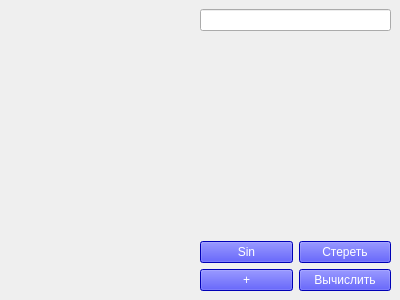
Before: the Qt Designer form polyakova_kp/design.ui in kseniaa1/ui-test, drawn with Qt 5.
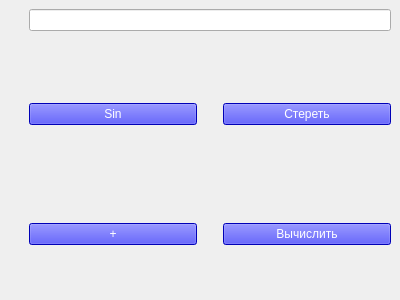
After: the same form once the commit is applied.

What changed in the file:
```diff
--- a/polyakova_kp/design.ui
+++ b/polyakova_kp/design.ui
@@ -15,12 +15,12 @@
     <item>
      <spacer name="horizontalSpacer">
       <property name="orientation">
-       <enum>Qt::Horizontal</enum>
+       <enum>Qt::Vertical</enum>
       </property>
       <property name="sizeHint" stdset="0">
        <size>
-        <width>40</width>
-        <height>20</height>
+        <width>20</width>
+        <height>40</height>
        </size>
       </property>
      </spacer>
@@ -49,6 +49,19 @@
           </property>
          </widget>
         </item>
+        <item>
+         <spacer name="verticalSpacer_2">
+          <property name="orientation">
+           <enum>Qt::Vertical</enum>
+          </property>
+          <property name="sizeHint" stdset="0">
+           <size>
+            <width>20</width>
+            <height>40</height>
+           </size>
+          </property>
+         </spacer>
+        </item>
         <item>
          <widget class="QPushButton" name="clearButton" >
           <property name="text">
@@ -73,6 +86,19 @@
           </property>
          </widget>
         </item>
+        <item>
+         <spacer name="verticalSpacer_3">
+          <property name="orientation">
+           <enum>Qt::Vertical</enum>
+          </property>
+          <property name="sizeHint" stdset="0">
+           <size>
+            <width>20</width>
+            <height>40</height>
+           </size>
+          </property>
+         </spacer>
+        </item>
         <item>
          <widget class="QPushButton" name="calculateButton" >
           <property name="text">
```
Left out of the diff: 3 changed lines with no effect on the pictures.
